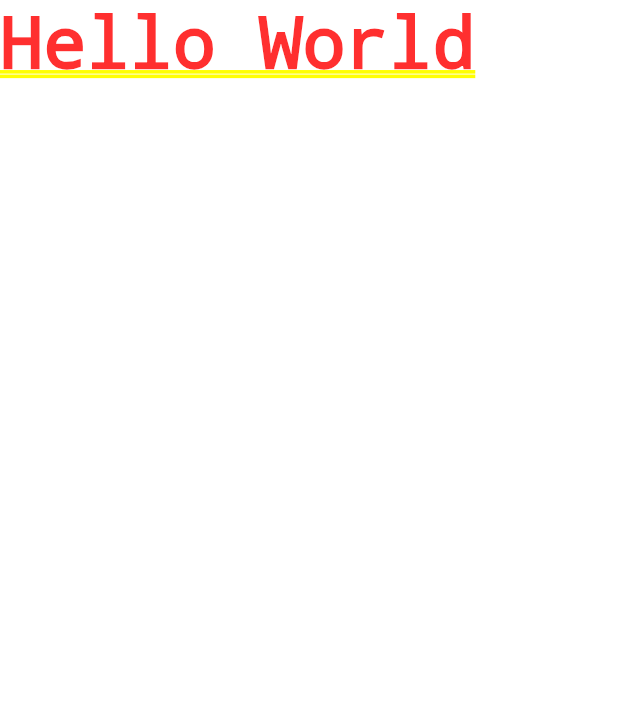
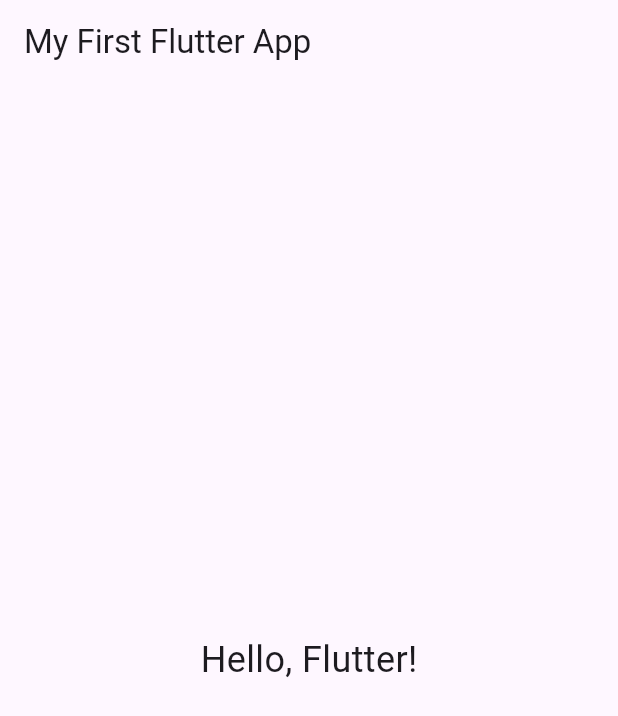
Before and after one commit to rodgerswisdom/Bob_flutter, a Flutter app: the screen it shows after launch, on a phone screen of 412 x 824 dp. Shown: the top 716 px of the screen. Run offline on Flutter 3.47's test engine with Material 3 defaults, Android fonts, the phone set to English and light mode, and no system bars.

Commit message:
feat: Implement Scaffold

```diff
--- a/lib/main.dart
+++ b/lib/main.dart
@@ -1,5 +1,24 @@
 import 'package:flutter/material.dart';
 
-void main() => runApp(MaterialApp(
-  home: Text('Hello World'),
-));
+void main() {
+  runApp(MyApp());
+}
+
+class MyApp extends StatelessWidget {
+  @override
+  Widget build(BuildContext context) {
+    return MaterialApp(
+      home: Scaffold(
+        appBar: AppBar(
+          title: Text('My First Flutter App'),
+        ),
+        body: Center(
+          child: Text(
+            'Hello, Flutter!',
+            style: TextStyle(fontSize: 24),
+          ),
+        ),
+      ),
+    );
+  }
+}
```
